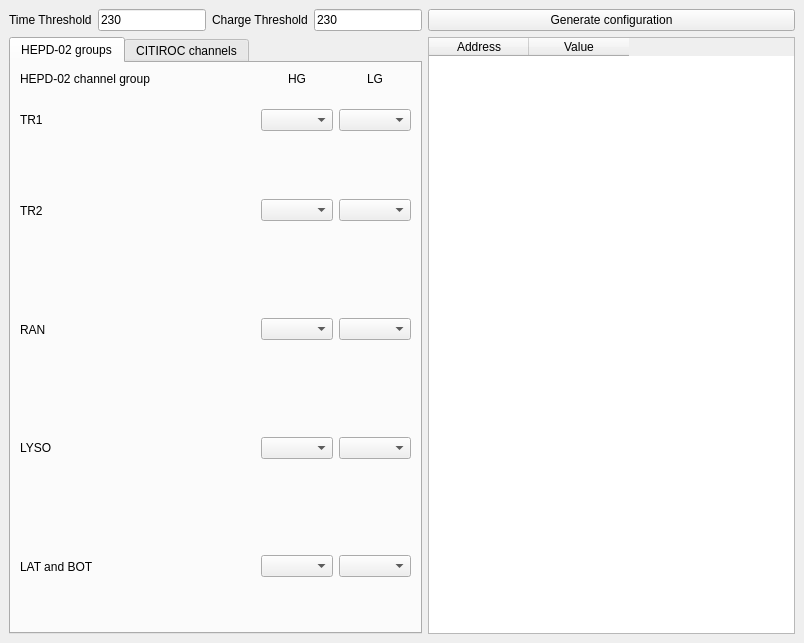
Old version of the form main.ui in the repository marcomese/CITConfHEPD02.
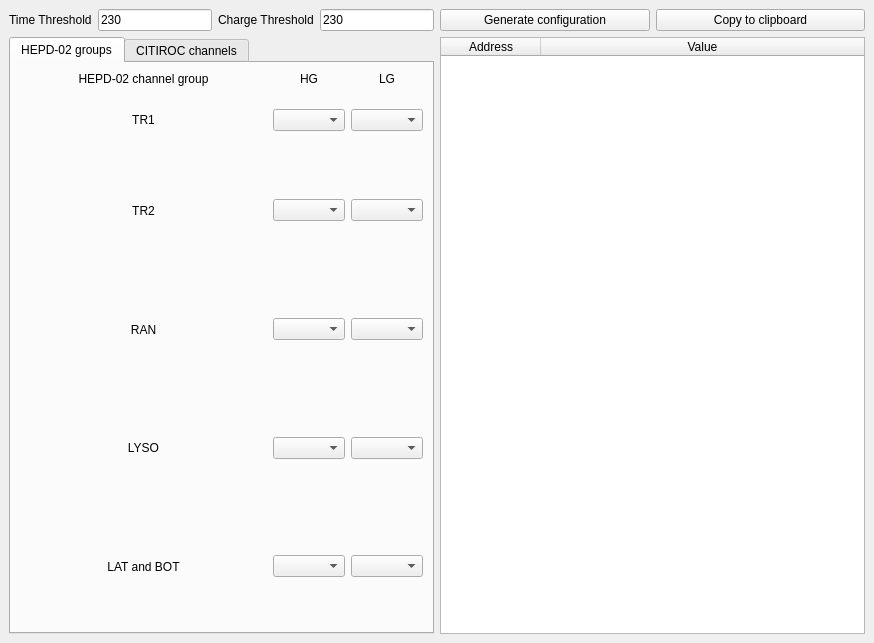
New version of the form.

Commit message:
Added single channels and copy
- Added single channel configuration
- Added copy to clipboard button

```diff
--- a/main.ui
+++ b/main.ui
@@ -6,7 +6,7 @@
    <rect>
     <x>0</x>
     <y>0</y>
-    <width>804</width>
+    <width>874</width>
     <height>643</height>
    </rect>
   </property>
@@ -23,6 +23,38 @@
    <layout class="QVBoxLayout" name="verticalLayout">
     <item>
      <layout class="QGridLayout" name="gLayMain">
+      <item row="1" column="1">
+       <widget class="QTableWidget" name="tblOutput">
+        <property name="sizeAdjustPolicy">
+         <enum>QAbstractScrollArea::AdjustIgnored</enum>
+        </property>
+        <property name="editTriggers">
+         <set>QAbstractItemView::NoEditTriggers</set>
+        </property>
+        <property name="dragEnabled">
+         <bool>false</bool>
+        </property>
+        <property name="defaultDropAction">
+         <enum>Qt::IgnoreAction</enum>
+        </property>
+        <property name="wordWrap">
+         <bool>true</bool>
+        </property>
+        <attribute name="horizontalHeaderStretchLastSection">
+         <bool>true</bool>
+        </attribute>
+        <column>
+         <property name="text">
+          <string>Address</string>
+         </property>
+        </column>
+        <column>
+         <property name="text">
+          <string>Value</string>
+         </property>
+        </column>
+       </widget>
+      </item>
       <item row="0" column="0">
        <layout class="QHBoxLayout" name="hLayThresholds" stretch="0,0,0,0">
         <item>
@@ -85,20 +117,6 @@
         </item>
        </layout>
       </item>
-      <item row="1" column="1">
-       <widget class="QTableWidget" name="tblOutput">
-        <column>
-         <property name="text">
-          <string>Address</string>
-         </property>
-        </column>
-        <column>
-         <property name="text">
-          <string>Value</string>
-         </property>
-        </column>
-       </widget>
-      </item>
       <item row="1" column="0">
        <widget class="QTabWidget" name="tabGroupOrCh">
         <property name="currentIndex">
@@ -146,6 +164,9 @@
             <property name="text">
              <string>RAN</string>
             </property>
+            <property name="alignment">
+             <set>Qt::AlignCenter</set>
+            </property>
            </widget>
           </item>
           <item row="1" column="1">
@@ -169,6 +190,9 @@
             <property name="text">
              <string>TR2</string>
             </property>
+            <property name="alignment">
+             <set>Qt::AlignCenter</set>
+            </property>
            </widget>
           </item>
           <item row="0" column="0">
@@ -183,7 +207,7 @@
              <string>HEPD-02 channel group</string>
             </property>
             <property name="alignment">
-             <set>Qt::AlignLeading|Qt::AlignLeft|Qt::AlignVCenter</set>
+             <set>Qt::AlignCenter</set>
             </property>
            </widget>
           </item>
@@ -218,6 +242,9 @@
             <property name="text">
              <string>LYSO</string>
             </property>
+            <property name="alignment">
+             <set>Qt::AlignCenter</set>
+            </property>
            </widget>
           </item>
           <item row="2" column="1">
@@ -261,6 +288,9 @@
             <property name="text">
              <string>TR1</string>
             </property>
+            <property name="alignment">
+             <set>Qt::AlignCenter</set>
+            </property>
            </widget>
           </item>
           <item row="4" column="1">
@@ -300,6 +330,9 @@
             <property name="text">
              <string>LAT and BOT</string>
             </property>
+            <property name="alignment">
+             <set>Qt::AlignCenter</set>
+            </property>
            </widget>
           </item>
           <item row="5" column="1">
@@ -361,11 +394,22 @@
        </widget>
       </item>
       <item row="0" column="1">
-       <widget class="QPushButton" name="btnGen">
-        <property name="text">
-         <string>Generate configuration</string>
-        </property>
-       </widget>
+       <layout class="QHBoxLayout" name="hLayButtons">
+        <item>
+         <widget class="QPushButton" name="btnGen">
+          <property name="text">
+           <string>Generate configuration</string>
+          </property>
+         </widget>
+        </item>
+        <item>
+         <widget class="QPushButton" name="btnCopy">
+          <property name="text">
+           <string>Copy to clipboard</string>
+          </property>
+         </widget>
+        </item>
+       </layout>
       </item>
      </layout>
     </item>
```
Left out of the diff: 34 changed lines with no effect on the pictures. The commit also changes 2 other files.
